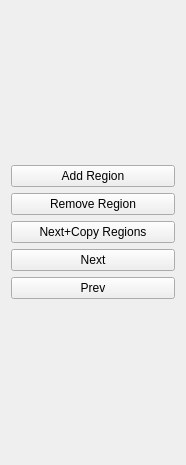
Qt form FishGUI/navigatorwidget.ui (cvisionai/Tator-Native) before a commit.
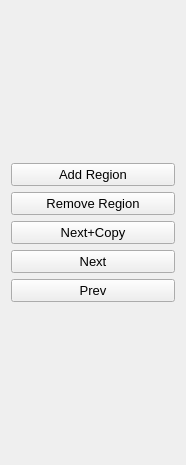
The same form after that commit.

What changed in the file:
```diff
--- a/FishGUI/navigatorwidget.ui
+++ b/FishGUI/navigatorwidget.ui
@@ -18,6 +18,11 @@
     <layout class="QVBoxLayout" name="verticalLayout">
      <item>
       <widget class="QPushButton" name="add_region_button">
+       <property name="font">
+        <font>
+         <pointsize>10</pointsize>
+        </font>
+       </property>
        <property name="text">
         <string>Add Region</string>
        </property>
@@ -25,6 +30,11 @@
      </item>
      <item>
       <widget class="QPushButton" name="remove_region_button">
+       <property name="font">
+        <font>
+         <pointsize>10</pointsize>
+        </font>
+       </property>
        <property name="text">
         <string>Remove Region</string>
        </property>
@@ -32,13 +42,23 @@
      </item>
      <item>
       <widget class="QPushButton" name="next_with_copy_button">
+       <property name="font">
+        <font>
+         <pointsize>10</pointsize>
+        </font>
+       </property>
        <property name="text">
-        <string>Next+Copy Regions</string>
+        <string>Next+Copy</string>
        </property>
       </widget>
      </item>
      <item>
       <widget class="QPushButton" name="next_button">
+       <property name="font">
+        <font>
+         <pointsize>10</pointsize>
+        </font>
+       </property>
        <property name="text">
         <string>Next</string>
        </property>
@@ -46,6 +66,11 @@
      </item>
      <item>
       <widget class="QPushButton" name="prev_button">
+       <property name="font">
+        <font>
+         <pointsize>10</pointsize>
+        </font>
+       </property>
        <property name="text">
         <string>Prev</string>
        </property>
```
